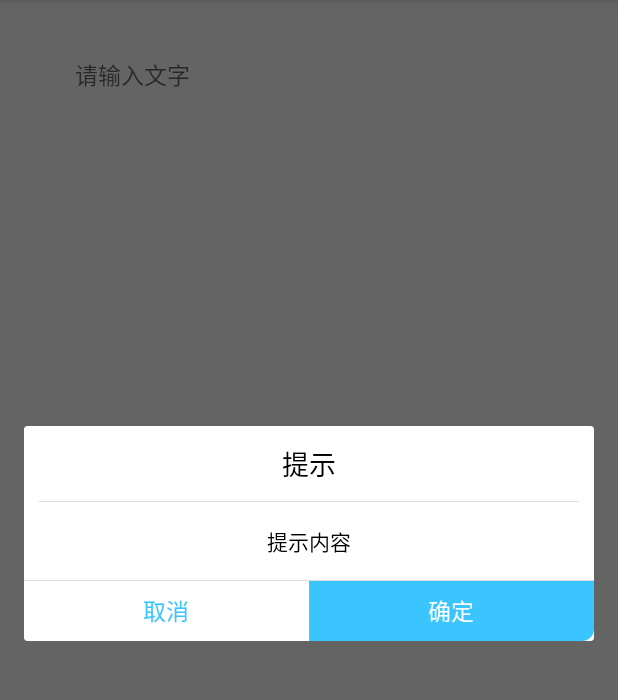
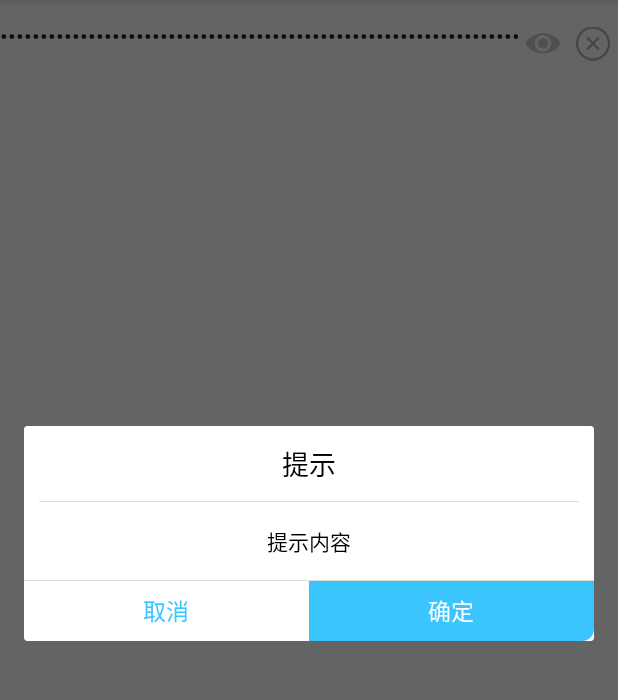
Before and after one commit to YXY001/Dailog, an Android app: the screen it shows after launch (MainActivity), after a tap on "Hello World!", on a phone screen of 412 x 824 dp, the part 84-784 px from its top. Run offline under Robolectric (Android 15) with nearby library versions, the phone set to English and light mode, and no system bars.

Commit message:
更新界面

```diff
--- a/app/src/main/java/com/yuanxueyuan/customedailog/MainActivity.java
+++ b/app/src/main/java/com/yuanxueyuan/customedailog/MainActivity.java
@@ -44,10 +44,9 @@ public class MainActivity extends AppCompatActivity implements View.OnClickListe
         edt = findViewById(R.id.edt);
         edt.setEmojiEnable(false, 100);
         edt.showCleanImg(true);
+        edt.setPassword(true);
         text = findViewById(R.id.text);
         text.setOnClickListener(this);
-        CommomDialog commomDialog = new CommomDialog(this);
-        commomDialog.show();
     }
 
 
--- a/customeditext/src/main/java/com/yuanxueyuan/customeditext/View/CustomEditText.java
+++ b/customeditext/src/main/java/com/yuanxueyuan/customeditext/View/CustomEditText.java
@@ -77,7 +77,7 @@ public class CustomEditText extends LinearLayout implements View.OnClickListener
      */
     private void updateShowImg(boolean show) {
         editText.setTransformationMethod(show ? PasswordTransformationMethod.getInstance() : HideReturnsTransformationMethod.getInstance());
-        showImg.setImageResource(show ? R.mipmap.eye_open : R.mipmap.eye_close);
+        showImg.setImageResource(show ? R.mipmap.eye_close : R.mipmap.eye_open);
     }
 
     /**
@@ -187,7 +187,7 @@ public class CustomEditText extends LinearLayout implements View.OnClickListener
      * @date 2019/1/2 19:14
      */
     public void setPassword() {
-        editText.setInputType(InputType.TYPE_TEXT_VARIATION_PASSWORD);
+        editText.setTransformationMethod(PasswordTransformationMethod.getInstance());
     }
 
     /**
@@ -197,7 +197,7 @@ public class CustomEditText extends LinearLayout implements View.OnClickListener
      * @date 2019/1/2 19:14
      */
     public void setPassword(boolean show) {
-        editText.setInputType(InputType.TYPE_TEXT_VARIATION_PASSWORD);
+        editText.setTransformationMethod(PasswordTransformationMethod.getInstance());
         showShowImg(show);
     }
 
--- a/customeditext/src/main/res/layout/edit.xml
+++ b/customeditext/src/main/res/layout/edit.xml
@@ -4,53 +4,46 @@
     android:layout_height="wrap_content"
     android:orientation="vertical">
     <RelativeLayout
+        android:layout_width="match_parent"
+        android:layout_height="wrap_content"
+        android:gravity="center">
+        <LinearLayout
+            android:id="@+id/ll_img"
             android:layout_width="wrap_content"
             android:layout_height="wrap_content"
-        android:layout_marginBottom="35dp"
-        android:layout_marginEnd="30dp"
-        android:layout_marginStart="30dp"
-        android:layout_marginTop="35dp"
-        android:gravity="center">
+            android:layout_alignParentEnd="true">
+            <ImageView
+                android:id="@+id/img_input_show"
+                android:layout_width="33dp"
+                android:layout_height="match_parent"
+                android:padding="5dp"
+                android:src="@mipmap/eye_close"/>
+            <ImageView
+                android:id="@+id/img_input_clean"
+                android:layout_width="33dp"
+                android:layout_height="match_parent"
+                android:padding="5dp"
+                android:src="@mipmap/img_clean"/>
+        </LinearLayout>
+        <LinearLayout
+            android:layout_width="match_parent"
+            android:layout_height="wrap_content"
+            android:layout_alignParentStart="true"
+            android:layout_toStartOf="@id/ll_img">
             <EditText
                 android:id="@+id/edit_input"
                 android:layout_width="match_parent"
                 android:layout_height="48dp"
-            android:layout_marginEnd="33dp"
-            android:layout_marginStart="20dp"
                 android:background="@null"
                 android:focusable="true"
                 android:focusableInTouchMode="true"
-            android:layout_alignParentStart="true"
                 android:lines="1"
                 android:maxLines="1"
                 android:hint="请输入文字"
                 android:inputType="text"
                 android:singleLine="true"
+                android:text="123123123121231231231231231231212312312313131313131313131313131313131313"
                 android:textSize="15sp" />
-        <LinearLayout
-            android:layout_width="wrap_content"
-            android:layout_height="match_parent"
-            android:layout_alignParentEnd="true">
-
-        <ImageView
-            android:id="@+id/img_input_show"
-            android:layout_width="33dp"
-            android:layout_height="match_parent"
-            android:foregroundGravity="center"
-            android:padding="5dp"
-            android:visibility="gone"
-            android:src="@mipmap/eye_close"/>
-
-        <ImageView
-            android:id="@+id/img_input_clean"
-            android:layout_width="33dp"
-            android:layout_height="match_parent"
-            android:foregroundGravity="center"
-            android:padding="5dp"
-            android:visibility="gone"
-            android:layout_toEndOf="@id/img_input_show"
-            android:src="@mipmap/img_clean"/>
-
         </LinearLayout>
     </RelativeLayout>
 
```
Lines whose indentation alone changed are shown as unchanged.
